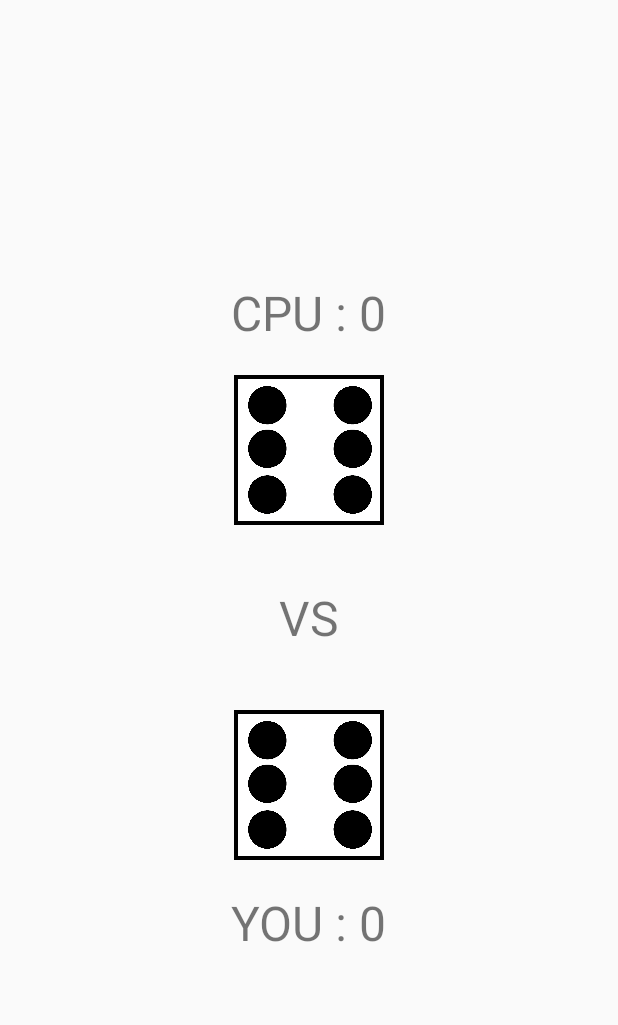
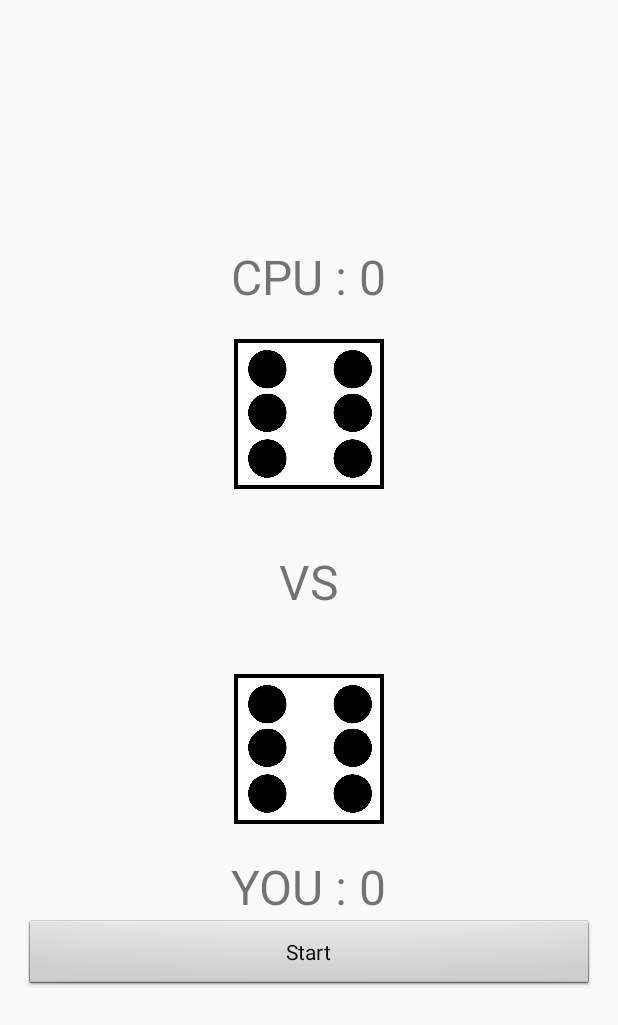
Before and after one commit to NicoAN42/CodeLuck, an Android app: the layout dice.xml on its own in the app's theme, with its tools: preview values and no code run, on a phone screen of 412 x 824 dp. Shown: the top 1025 px of the screen. Run offline under Robolectric (Android 15) with nearby library versions, the phone set to English and light mode, and no system bars.

Commit message:
Nico Ardian Nugroho 19 : GameDice4

```diff
--- a/app/src/main/java/id/sch/smktelkom_mlg/project/xirpl201101928/playluck/dice.java
+++ b/app/src/main/java/id/sch/smktelkom_mlg/project/xirpl201101928/playluck/dice.java
@@ -1,17 +1,19 @@
 package id.sch.smktelkom_mlg.project.xirpl201101928.playluck;
 
+import android.content.Intent;
 import android.support.v7.app.AppCompatActivity;
 import android.os.Bundle;
 import android.view.View;
 import android.view.animation.Animation;
 import android.view.animation.AnimationUtils;
+import android.widget.Button;
 import android.widget.ImageView;
 import android.widget.TextView;
 import android.widget.Toast;
 
 import java.util.Random;
 
-import id.sch.smktelkom_mlg.project.xirpl201101928.playluck.R;
+
 
 
 public class dice extends AppCompatActivity {
@@ -32,7 +34,6 @@ int cpuPoints = 0, playerPoints = 0;
 
         tv_cpua = (TextView) findViewById(R.id.tv_cpu);
         tv_playera = (TextView) findViewById(R.id.tv_player);
-
 
         r = new Random();
         iv_playera.setOnClickListener(new View.OnClickListener() {
--- a/app/src/main/res/layout/activity_main.xml
+++ b/app/src/main/res/layout/activity_main.xml
@@ -6,7 +6,7 @@
     android:layout_width="match_parent"
     android:layout_height="match_parent"
     tools:context="id.sch.smktelkom_mlg.project.xirpl201101928.playluck.MainActivity"
-
+    tools:showIn="@layout/content_activitymain"
     >
     <include layout="@layout/content_activitymain"></include>
 </RelativeLayout>
--- a/app/src/main/res/layout/dice.xml
+++ b/app/src/main/res/layout/dice.xml
@@ -51,4 +51,11 @@
         android:text="YOU : 0"
         android:textSize="32dp"
         />
+
+    <Button
+        android:text="Start"
+        android:layout_width="match_parent"
+        android:layout_height="wrap_content"
+        android:id="@+id/start"
+        style="@android:style/Widget.Button" />
 </LinearLayout>
```
